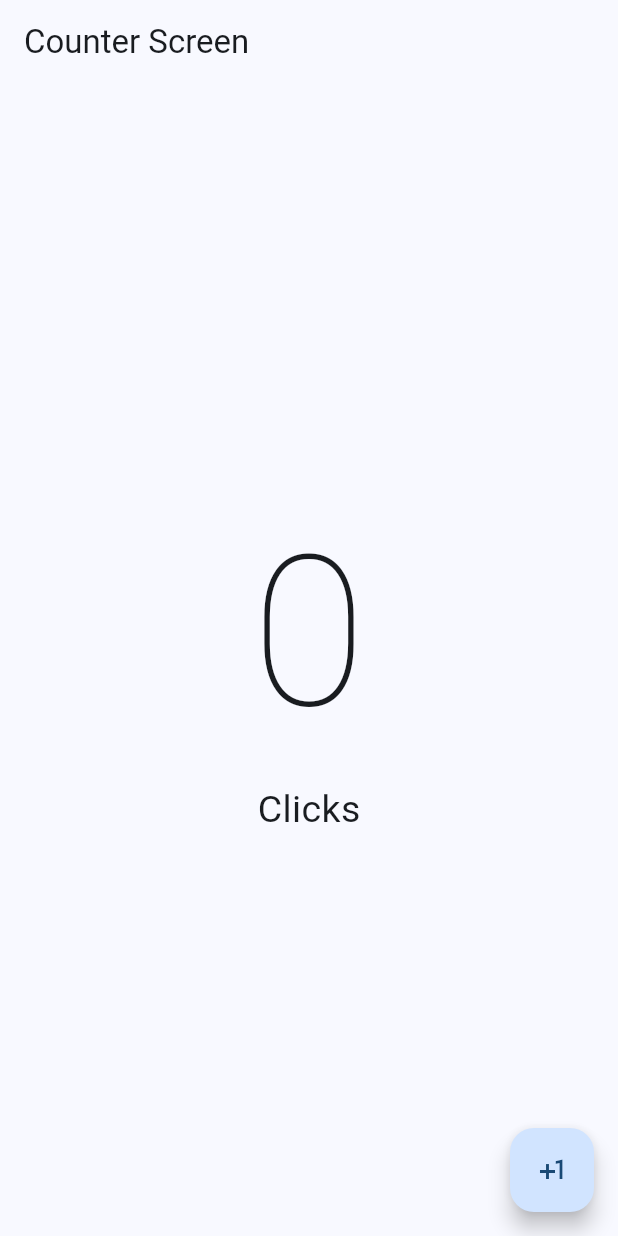
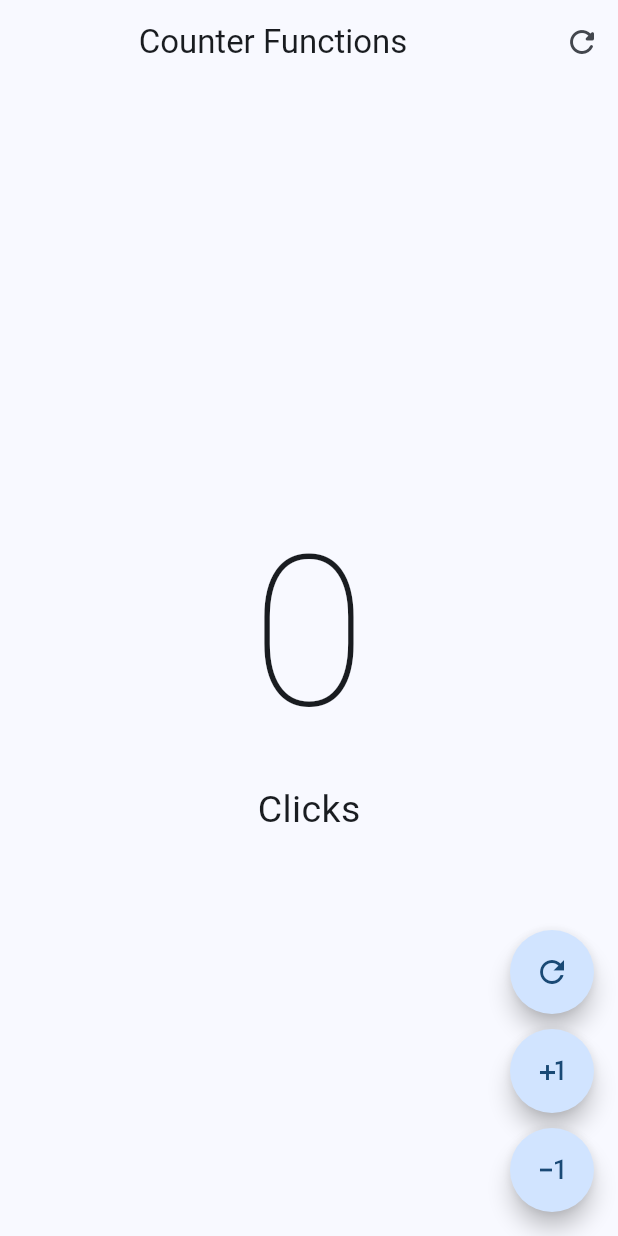
Before and after one commit to DramaQueeen26/counter_app_flutter, a Flutter app: the screen it shows after launch, on a phone screen of 412 x 824 dp. Run offline on Flutter 3.47's test engine with Material 2 defaults, Android fonts, the phone set to English and light mode, and no system bars.

Commit message:
AppBar y acciones

```diff
--- a/lib/main.dart
+++ b/lib/main.dart
@@ -1,4 +1,4 @@
-import 'package:counter_app/presentation/screens/counter/counter_screen.dart';
+import 'package:counter_app/presentation/screens/counter/counter_functions_screen.dart';
 import 'package:flutter/material.dart';
 
 void main() {
@@ -17,7 +17,7 @@ class MyApp extends StatelessWidget {
         useMaterial3: true,
         colorSchemeSeed: Colors.blue,
       ),
-      home: const CounterScreen()
+      home: const CounterFunctionsScreen()
     );
   }
 
--- /dev/null
+++ b/lib/presentation/screens/counter/counter_functions_screen.dart
@@ -0,0 +1,72 @@
+import 'package:flutter/material.dart';
+
+class CounterFunctionsScreen extends StatefulWidget {
+
+  const CounterFunctionsScreen({super.key});
+
+  @override
+  State<CounterFunctionsScreen> createState() => _CounterFunctionsScreenState();
+}
+
+class _CounterFunctionsScreenState extends State<CounterFunctionsScreen> {
+
+  int clickCounter = 0;
+
+  @override
+  Widget build(BuildContext context) {
+    return Scaffold(
+      appBar: AppBar(
+        title: const Center(child: Text('Counter Functions')),
+        actions: [
+          IconButton(
+          icon: const Icon( Icons.refresh_rounded ),
+          onPressed: () {
+            setState(() {
+              clickCounter = 0;
+            });
+           })
+        ],
+      ),
+      body: Center(
+        child: Column(
+          mainAxisAlignment: MainAxisAlignment.center,
+          children: [
+            Text('$clickCounter', style: const TextStyle( fontSize: 140, fontWeight: FontWeight.w100 )),
+            Text('Click${clickCounter == 1 ? '' : 's'}', style: const TextStyle( fontSize: 25 ))
+          ],
+        ),
+      ),
+      floatingActionButton: Column(
+        mainAxisAlignment: MainAxisAlignment.end,
+        children: [
+          FloatingActionButton(
+            shape: const StadiumBorder(),
+            onPressed: () {
+              clickCounter++;
+              setState((){});
+            },
+            child: const Icon( Icons.refresh_outlined ),
+          ),
+          const SizedBox( height: 10, ),
+          FloatingActionButton(
+            shape: const StadiumBorder(),
+            onPressed: () {
+              clickCounter++;
+              setState((){});
+            },
+            child: const Icon( Icons.plus_one ),
+          ),
+          const SizedBox( height: 10, ),
+          FloatingActionButton(
+            shape: const StadiumBorder(),
+            onPressed: () {
+              clickCounter--;
+              setState((){});
+            },
+            child: const Icon( Icons.exposure_minus_1_outlined ),
+          ),
+        ],
+      ),
+    );
+  }
+}
```
